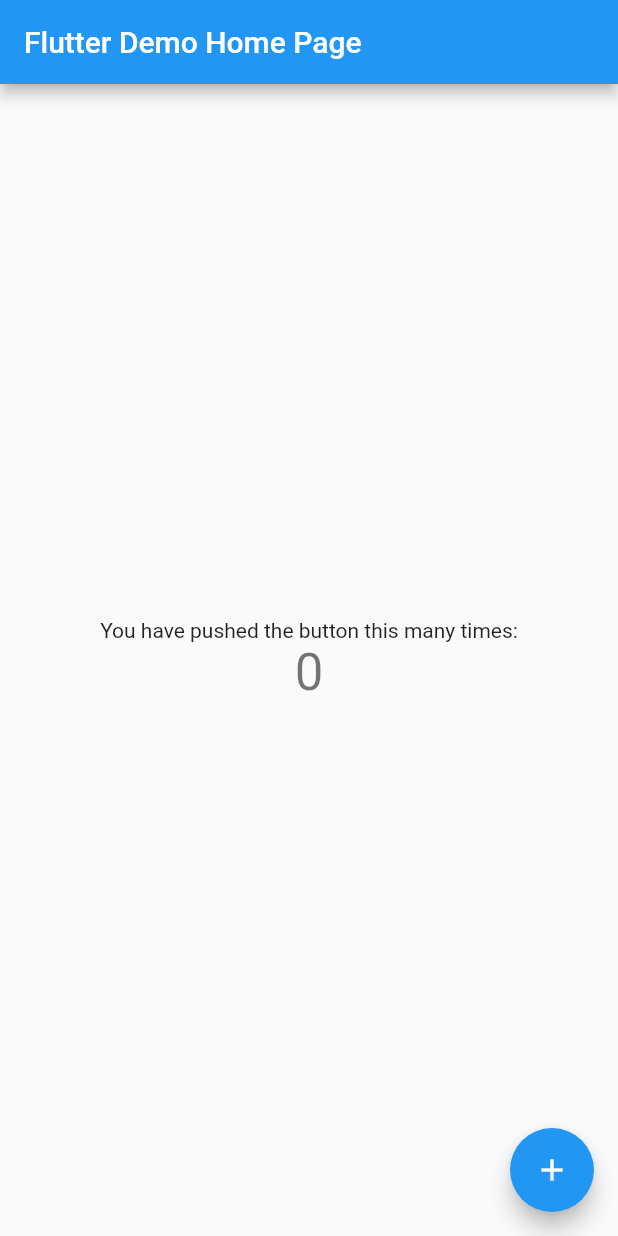
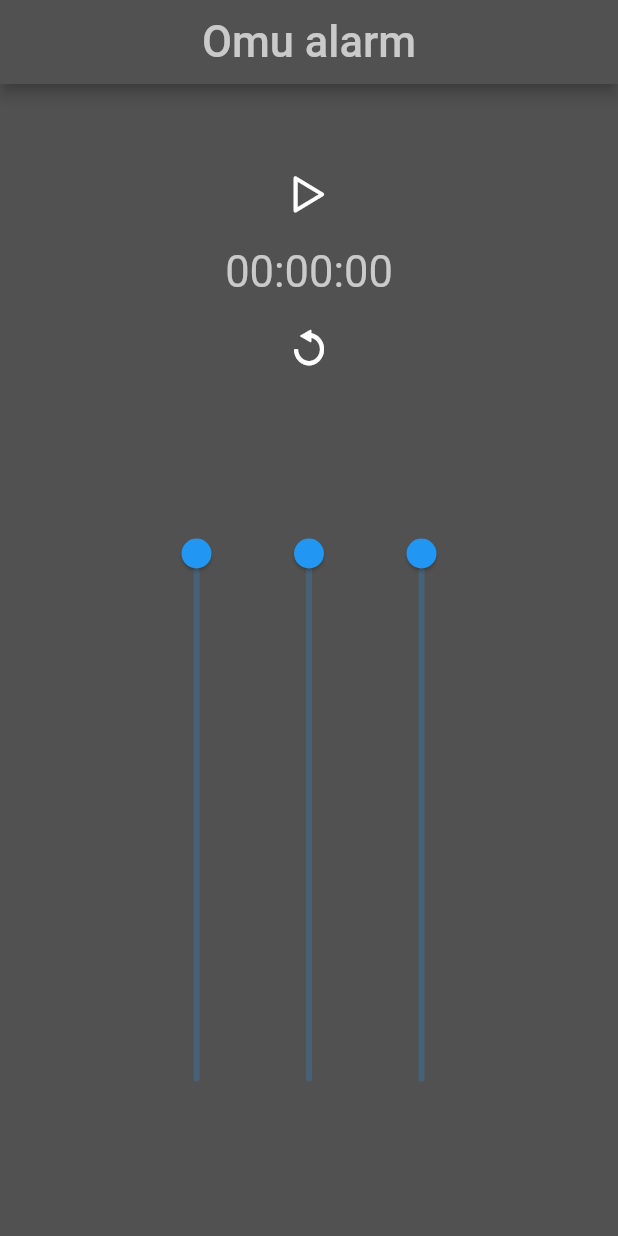
Before and after one commit to omutant/Flutter_Alarm_App, a Flutter app: the screen it shows after launch, on a phone screen of 412 x 824 dp. Run offline on Flutter 3.47's test engine with Material 2 defaults, Android fonts, the phone set to English and light mode, and no system bars.

Commit message:
Base visual functionality implemented - !Reset
Base functionality is there now.

```diff
--- /dev/null
+++ b/lib/icons/omu_alarm_icons_icons.dart
@@ -0,0 +1,28 @@
+//Drag and drop the config.json file into http://fluttericon.com/ to alter the associated icons
+
+/// Flutter icons OmuAlarmIcons
+/// Copyright (C) 2020 by original authors @ fluttericon.com, fontello.com
+/// This font was generated by FlutterIcon.com, which is derived from Fontello.
+///
+/// To use this font, place it in your fonts/ directory and include the
+/// following in your pubspec.yaml
+///
+/// flutter:
+///   fonts:
+///    - family:  OmuAlarmIcons
+///      fonts:
+///       - asset: fonts/OmuAlarmIcons.ttf
+///
+///
+///
+import 'package:flutter/widgets.dart';
+
+class OmuAlarmIcons {
+  OmuAlarmIcons._();
+
+  static const _kFontFam = 'OmuAlarmIcons';
+
+  static const IconData reset = const IconData(0xe801, fontFamily: _kFontFam);
+  static const IconData play = const IconData(0xe802, fontFamily: _kFontFam);
+  static const IconData pause = const IconData(0xe803, fontFamily: _kFontFam);
+}
--- a/lib/main.dart
+++ b/lib/main.dart
@@ -1,3 +1,4 @@
+import 'package:alarm_app/screens/mainScreen.dart';
 import 'package:flutter/material.dart';
 
 void main() => runApp(MyApp());
@@ -8,104 +9,7 @@ class MyApp extends StatelessWidget {
   Widget build(BuildContext context) {
     return MaterialApp(
       title: 'Flutter Demo',
-      theme: ThemeData(
-        // This is the theme of your application.
-        //
-        // Try running your application with "flutter run". You'll see the
-        // application has a blue toolbar. Then, without quitting the app, try
-        // changing the primarySwatch below to Colors.green and then invoke
-        // "hot reload" (press "r" in the console where you ran "flutter run",
-        // or simply save your changes to "hot reload" in a Flutter IDE).
-        // Notice that the counter didn't reset back to zero; the application
-        // is not restarted.
-        primarySwatch: Colors.blue,
-      ),
-      home: MyHomePage(title: 'Flutter Demo Home Page'),
+      home: MainScreen(),
     );
   }
 }
-
-class MyHomePage extends StatefulWidget {
-  MyHomePage({Key key, this.title}) : super(key: key);
-
-  // This widget is the home page of your application. It is stateful, meaning
-  // that it has a State object (defined below) that contains fields that affect
-  // how it looks.
-
-  // This class is the configuration for the state. It holds the values (in this
-  // case the title) provided by the parent (in this case the App widget) and
-  // used by the build method of the State. Fields in a Widget subclass are
-  // always marked "final".
-
-  final String title;
-
-  @override
-  _MyHomePageState createState() => _MyHomePageState();
-}
-
-class _MyHomePageState extends State<MyHomePage> {
-  int _counter = 0;
-
-  void _incrementCounter() {
-    setState(() {
-      // This call to setState tells the Flutter framework that something has
-      // changed in this State, which causes it to rerun the build method below
-      // so that the display can reflect the updated values. If we changed
-      // _counter without calling setState(), then the build method would not be
-      // called again, and so nothing would appear to happen.
-      _counter++;
-    });
-  }
-
-  @override
-  Widget build(BuildContext context) {
-    // This method is rerun every time setState is called, for instance as done
-    // by the _incrementCounter method above.
-    //
-    // The Flutter framework has been optimized to make rerunning build methods
-    // fast, so that you can just rebuild anything that needs updating rather
-    // than having to individually change instances of widgets.
-    return Scaffold(
-      appBar: AppBar(
-        // Here we take the value from the MyHomePage object that was created by
-        // the App.build method, and use it to set our appbar title.
-        title: Text(widget.title),
-      ),
-      body: Center(
-        // Center is a layout widget. It takes a single child and positions it
-        // in the middle of the parent.
-        child: Column(
-          // Column is also a layout widget. It takes a list of children and
-          // arranges them vertically. By default, it sizes itself to fit its
-          // children horizontally, and tries to be as tall as its parent.
-          //
-          // Invoke "debug painting" (press "p" in the console, choose the
-          // "Toggle Debug Paint" action from the Flutter Inspector in Android
-          // Studio, or the "Toggle Debug Paint" command in Visual Studio Code)
-          // to see the wireframe for each widget.
-          //
-          // Column has various properties to control how it sizes itself and
-          // how it positions its children. Here we use mainAxisAlignment to
-          // center the children vertically; the main axis here is the vertical
-          // axis because Columns are vertical (the cross axis would be
-          // horizontal).
-          mainAxisAlignment: MainAxisAlignment.center,
-          children: <Widget>[
-            Text(
-              'You have pushed the button this many times:',
-            ),
-            Text(
-              '$_counter',
-              style: Theme.of(context).textTheme.display1,
-            ),
-          ],
-        ),
-      ),
-      floatingActionButton: FloatingActionButton(
-        onPressed: _incrementCounter,
-        tooltip: 'Increment',
-        child: Icon(Icons.add),
-      ), // This trailing comma makes auto-formatting nicer for build methods.
-    );
-  }
-}
--- /dev/null
+++ b/lib/screens/mainScreen.dart
@@ -0,0 +1,32 @@
+import 'package:alarm_app/screens/mainScreen_Widgets/clock_body.dart';
+import 'package:alarm_app/screens/mainScreen_Widgets/clock_face.dart';
+import 'package:alarm_app/screens/mainScreen_Widgets/topBar.dart';
+import 'package:alarm_app/themeData.dart';
+import 'package:flutter/material.dart';
+
+class MainScreen extends StatefulWidget {
+  @override
+  MainScreenState createState() => MainScreenState();
+}
+
+class MainScreenState extends State<MainScreen> {
+
+
+  @override
+  Widget build(BuildContext context) {
+    return Scaffold(
+      backgroundColor: defaultTheme.backgroundColor,
+      appBar: topBar(context),
+      body: Column(
+        children: <Widget>[
+          SizedBox(height: 50,),
+          Container(
+            height: 160,
+          child:ClockFace(),
+          ),
+          ClockBody(),
+        ],
+      ),
+    );
+  }
+}
--- /dev/null
+++ b/lib/screens/mainScreen_Widgets/clock_body.dart
@@ -0,0 +1,74 @@
+import 'dart:async';
+
+import 'package:alarm_app/screens/mainScreen_Widgets/clock_body_widgets/hourSlider.dart';
+import 'package:alarm_app/screens/mainScreen_Widgets/clock_body_widgets/minuteSlider.dart';
+import 'package:alarm_app/screens/mainScreen_Widgets/clock_face.dart';
+import 'package:flutter/material.dart';
+
+import 'clock_body_widgets/secondSlider.dart';
+
+StreamSubscription<String> bodSub;
+ClockFace cFace = ClockFace();
+
+class ClockBody extends StatefulWidget {
+  @override
+  ClockBodyState createState() => ClockBodyState();
+}
+
+class ClockBodyState extends State<ClockBody> {
+  void dispose() {
+    bodSub.cancel();
+    super.dispose();
+  }
+
+  @override
+  void initState() {
+    super.initState();
+    bodSub = subStreamString(bodCon, "Hello");
+  }
+
+  @override
+  Widget build(BuildContext context) {
+    return Expanded(
+      child: Row(
+        crossAxisAlignment: CrossAxisAlignment.center,
+        mainAxisSize: MainAxisSize.min,
+        mainAxisAlignment: MainAxisAlignment.center,
+        children: <Widget>[
+          TimerSlider(HTimer()),
+          SizedBox(
+            width: 25,
+          ),
+          TimerSlider(MTimer()),
+          SizedBox(
+            width: 25,
+          ),
+          TimerSlider(STimer()),
+        ],
+      ),
+    );
+  }
+
+  StreamSubscription subStreamString(
+      StreamController<String> controller, var value) {
+    controller.stream.listen((value) {
+      setState(() {});
+    });
+    return null;
+  }
+}
+
+class TimerSlider extends StatelessWidget {
+  TimerSlider(this.child);
+
+  final Widget child;
+
+  @override
+  Widget build(BuildContext context) {
+    return Container(
+      height: 400,
+      width: 50,
+      child: RotatedBox(quarterTurns: 1, child: child),
+    );
+  }
+}
--- /dev/null
+++ b/lib/screens/mainScreen_Widgets/clock_body_widgets/hourSlider.dart
@@ -0,0 +1,40 @@
+import 'dart:async';
+
+import 'package:flutter/material.dart';
+
+import '../clock_face.dart';
+
+StreamController<String> hourCon = StreamController<String>();
+
+ClockFace cFace = ClockFace();
+
+class HTimer extends StatefulWidget {
+  @override
+  HTimerState createState() => HTimerState();
+}
+
+class HTimerState extends State<HTimer> {
+  @override
+  void initState() {
+    super.initState();
+  }
+
+  void dispose() {
+    hourCon.close();
+    super.dispose();
+  }
+
+  @override
+  Widget build(BuildContext context) {
+    return Slider(
+        min: 0,
+        max: 60,
+        value: hour.toDouble(),
+        onChanged: (double value) {
+          setState(() {
+            hour = value.toInt();
+            hourCon.add(timText.setTimerText());
+          });
+        });
+  }
+}
--- /dev/null
+++ b/lib/screens/mainScreen_Widgets/clock_body_widgets/minuteSlider.dart
@@ -0,0 +1,40 @@
+import 'dart:async';
+
+import 'package:flutter/material.dart';
+
+import '../clock_face.dart';
+
+StreamController<String> minCon = StreamController<String>();
+
+ClockFace cFace = ClockFace();
+
+class MTimer extends StatefulWidget{
+  @override
+  MTimerState createState() => MTimerState();
+}
+
+class MTimerState extends State<MTimer> {
+    @override
+  void initState() {
+    super.initState();
+  }
+
+  void dispose() {
+    minCon.close();
+    super.dispose();
+  }
+
+  @override
+  Widget build(BuildContext context) {
+    return Slider(
+        min: 0,
+        max: 60,
+        value: min.toDouble(),
+        onChanged: (double value) {
+          setState(() {
+            min = value.toInt();
+            minCon.add(timText.setTimerText());
+          });
+        });
+  }
+}
--- /dev/null
+++ b/lib/screens/mainScreen_Widgets/clock_body_widgets/secondSlider.dart
@@ -0,0 +1,42 @@
+import 'dart:async';
+
+import 'package:flutter/material.dart';
+
+import '../../mainScreen.dart';
+import '../clock_face.dart';
+
+StreamController<String> secCon = StreamController<String>();
+
+ClockFace cFace = new ClockFace();
+MainScreen ma = MainScreen();
+
+class STimer extends StatefulWidget {
+  @override
+  STimerState createState() => STimerState();
+}
+
+class STimerState extends State<STimer> {
+  @override
+  void initState() {
+    super.initState();
+  }
+
+  void dispose() {
+    secCon.close();
+    super.dispose();
+  }
+
+  @override
+  Widget build(BuildContext context) {
+    return Slider(
+        min: 0,
+        max: 60,
+        value: sec.toDouble(),
+        onChanged: (double value) {
+          setState(() {
+            sec = value.toInt();
+            secCon.add(timText.setTimerText());
+          });
+        });
+  }
+}
--- /dev/null
+++ b/lib/screens/mainScreen_Widgets/clock_face.dart
@@ -0,0 +1,75 @@
+import 'dart:async';
+
+import 'package:alarm_app/modules/main_clock/main_clock_ClockButtons.dart';
+import 'package:alarm_app/modules/main_clock/main_clock_TimerText.dart';
+import 'package:alarm_app/modules/main_clock/main_clock_TimerTick.dart';
+import 'package:alarm_app/screens/mainScreen_Widgets/clock_face_widgets/clockFaceText.dart';
+import 'package:alarm_app/screens/mainScreen_Widgets/clock_face_widgets/resetButton.dart';
+
+import 'package:flutter/material.dart';
+
+import 'clock_face_widgets/pausePlayButton.dart';
+
+const oneSec = const Duration(seconds: 1);
+
+TimerText timText = new TimerText();
+TimerTicker timTick = new TimerTicker();
+ClockButtons cButt = new ClockButtons();
+
+int sec = 0;
+int min = 0;
+int hour = 0;
+
+StreamController<String> bodCon = StreamController<String>();
+
+class ClockFace extends StatefulWidget {
+  final timText = TimerText();
+  final timTick = TimerTicker();
+  final cButt = ClockButtons();
+
+  @override
+  ClockFaceState createState() => ClockFaceState();
+}
+
+class ClockFaceState extends State<ClockFace> {
+  @override
+  void initState() {
+    super.initState();
+
+    Timer.periodic(Duration(seconds: 1), (Timer t) {
+      setState(() {
+        // Acception to the "No logic in the graphics code" rule
+        if (timTick.isAlarmPlaying) {
+          bodCon.add(timText.setTimerText());
+          timTick.tick();
+        }
+      });
+    });
+  }
+
+  void dispose() {
+    super.dispose();
+    bodCon.close();
+  }
+
+  @override
+  Widget build(BuildContext context) {
+    return Stack(
+      children: <Widget>[
+        Column(
+          children: <Widget>[
+            ClockFacePP(),
+            SizedBox(
+              height: 10,
+            ),
+            ClockFaceText(),
+            SizedBox(
+              height: 10,
+            ),
+            ClockFaceReset(),
+          ],
+        )
+      ],
+    );
+  }
+}
--- /dev/null
+++ b/lib/screens/mainScreen_Widgets/clock_face_widgets/clockFaceText.dart
@@ -0,0 +1,65 @@
+import 'dart:async';
+
+import 'package:alarm_app/modules/main_clock/main_clock_TimerTick.dart';
+
+import 'package:alarm_app/screens/mainScreen_Widgets/clock_body_widgets/hourSlider.dart';
+import 'package:alarm_app/screens/mainScreen_Widgets/clock_body_widgets/minuteSlider.dart';
+import 'package:alarm_app/screens/mainScreen_Widgets/clock_body_widgets/secondSlider.dart';
+import 'package:flutter/material.dart';
+
+import '../../../themeData.dart';
+import '../clock_face.dart';
+
+ClockFace cFace = ClockFace();
+
+String mainText = "00:00:00";
+
+class ClockFaceText extends StatefulWidget {
+  @override
+  ClockFaceTextState createState() => ClockFaceTextState();
+}
+
+class ClockFaceTextState extends State<ClockFaceText> {
+  StreamSubscription<String> secSub, minSub, hourSub, timerSub;
+
+  void updateText() {
+    setState(() {
+      mainText = timText.setTimerText();
+    });
+  }
+
+  void dispose() {
+    super.dispose();
+
+
+    secSub.cancel();
+    minSub.cancel();
+    hourSub.cancel();
+  }
+
+  @override
+  void initState() {
+    super.initState();
+    timerSub = subStreamString(timerCon, mainText);
+    secSub = subStreamString(secCon, mainText);
+    minSub = subStreamString(minCon, mainText);
+    hourSub = subStreamString(hourCon, mainText);
+  }
+
+  @override
+  Widget build(BuildContext context) {
+    return Text(
+      mainText,
+      overflow: TextOverflow.clip,
+      style: defaultTheme.textTheme.headline,
+    );
+  }
+
+  StreamSubscription subStreamString(
+      StreamController<String> controller, var value) {
+    controller.stream.listen((value) {
+      updateText();
+    });
+    return null;
+  }
+}
--- /dev/null
+++ b/lib/screens/mainScreen_Widgets/clock_face_widgets/pausePlayButton.dart
@@ -0,0 +1,46 @@
+import 'package:alarm_app/icons/omu_alarm_icons_icons.dart';
+
+import 'package:alarm_app/themeData.dart';
+import 'package:flutter/material.dart';
+
+import '../clock_face.dart';
+
+ClockFace cFace = ClockFace();
+
+class ClockFacePP extends StatefulWidget {
+  @override
+  ClockFacePPState createState() => ClockFacePPState();
+}
+
+class ClockFacePPState extends State<ClockFacePP> {
+  @override
+  Widget build(BuildContext context) {
+    return Material(
+      child: Container(
+        color: defaultTheme.backgroundColor,
+        child: Ink(
+          color: defaultTheme.backgroundColor,
+          child: !timTick.isAlarmPlaying
+              ? IconButton(
+                  color: Colors.white,
+                  icon: Icon(OmuAlarmIcons.play),
+                  onPressed: () {
+                    setState(() {
+                      cButt.play();
+                    });
+                  },
+                )
+              : IconButton(
+                  color: Colors.white,
+                  icon: Icon(OmuAlarmIcons.pause),
+                  onPressed: () {
+                    setState(() {
+                      cButt.pause();
+                    });
+                  },
+                ),
+        ),
+      ),
+    );
+  }
+}
--- /dev/null
+++ b/lib/screens/mainScreen_Widgets/clock_face_widgets/resetButton.dart
@@ -0,0 +1,34 @@
+import 'package:alarm_app/icons/omu_alarm_icons_icons.dart';
+import 'package:alarm_app/themeData.dart';
+import 'package:flutter/material.dart';
+
+import '../clock_face.dart';
+
+ClockFace cFace = ClockFace();
+
+class ClockFaceReset extends StatefulWidget {
+  @override
+  ClockFaceResetState createState() => ClockFaceResetState();
+}
+
+class ClockFaceResetState extends State<ClockFaceReset> {
+  @override
+  Widget build(BuildContext context) {
+    return Material(
+      child: Container(
+        alignment: Alignment.center,
+        color: defaultTheme.backgroundColor,
+        child: Ink(
+          color: defaultTheme.backgroundColor,
+          child: IconButton(
+            color: Colors.white,
+            icon: Icon(OmuAlarmIcons.reset),
+            onPressed: () {
+              cButt.reset();
+            },
+          ),
+        ),
+      ),
+    );
+  }
+}
--- /dev/null
+++ b/lib/screens/mainScreen_Widgets/topBar.dart
@@ -0,0 +1,10 @@
+import 'package:alarm_app/themeData.dart';
+import 'package:flutter/material.dart';
+
+Widget topBar(BuildContext context) {
+  return AppBar(
+    backgroundColor: defaultTheme.backgroundColor,
+    centerTitle: true,
+    title: Text('Omu alarm', style: defaultTheme.textTheme.headline),
+  );
+}
--- a/pubspec.yaml
+++ b/pubspec.yaml
@@ -34,6 +34,10 @@ dev_dependencies:
 
 # The following section is specific to Flutter.
 flutter:
+  fonts:
+  - family:  OmuAlarmIcons
+    fonts:
+      - asset: fonts/OmuAlarmIcons.ttf
 
   # The following line ensures that the Material Icons font is
   # included with your application, so that you can use the icons in
```
Also changed, not shown: lib/icons/config.json (added, +25 -0 lines), lib/modules/main_clock/main_clock_ClockButtons.dart (added, +19 -0 lines), lib/modules/main_clock/main_clock_TimerText.dart (added, +11 -0 lines), lib/modules/main_clock/main_clock_TimerTick.dart (added, +47 -0 lines), lib/themeData.dart (added, +28 -0 lines), fonts/OmuAlarmIcons.ttf (added), lib/modules/main_clock/timerText.dart (deleted).
